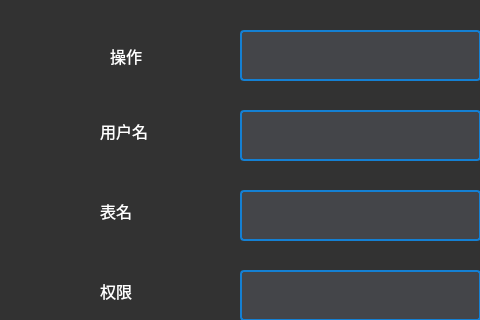
This is DBtraining/operaterighttable.ui in 2023XDProject/DBMS2.0 as Qt 5 draws it before an edit; both pictures show x 0 to 480 and y 0 to 320 of the 616 by 426 pixel window. The edited form follows.
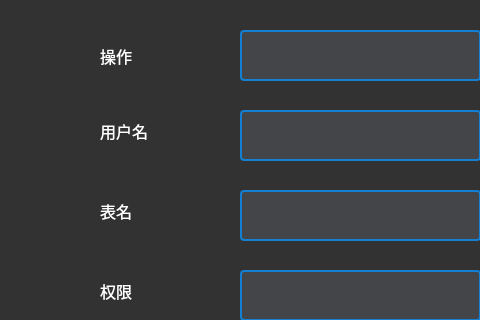
This is the edited form. Icons and pictures are not drawn.

```diff
--- a/DBtraining/operaterighttable.ui
+++ b/DBtraining/operaterighttable.ui
@@ -76,7 +76,7 @@
   <widget class="QLabel" name="label">
    <property name="geometry">
     <rect>
-     <x>110</x>
+     <x>100</x>
      <y>30</y>
      <width>121</width>
      <height>51</height>
```
Left out of the diff: 22 changed lines with no effect on the pictures.
